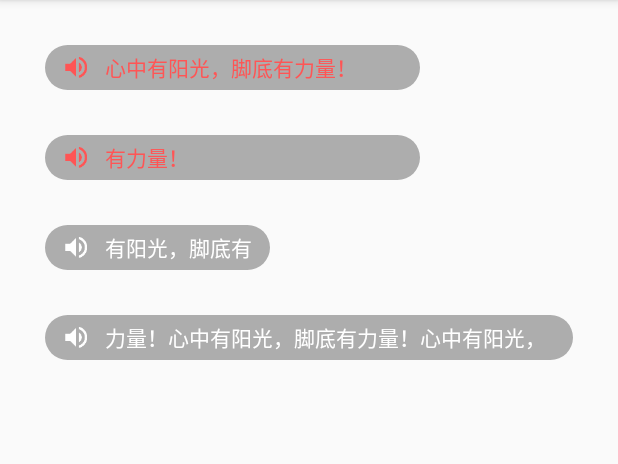
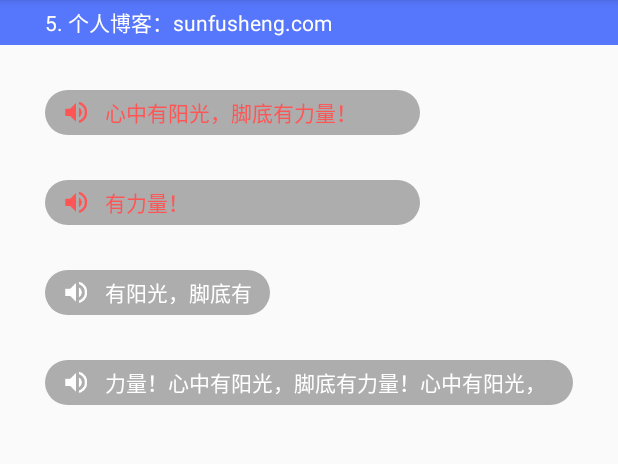
Before and after one commit to sunfusheng/MarqueeView, an Android app: the screen it shows after launch (MainActivity), on a phone screen of 412 x 824 dp, the part 84-548 px from its top. Run offline under Robolectric (Android 15) with nearby library versions, the phone set to English and light mode, and no system bars.

```diff
--- a/Sample/build.gradle
+++ b/Sample/build.gradle
@@ -9,7 +9,7 @@ android {
         minSdkVersion 9
         targetSdkVersion 23
         versionCode 1
-        versionName "1.0"
+        versionName "1.1"
     }
     buildTypes {
         release {
--- a/Sample/src/main/java/com/sunfusheng/sample/MainActivity.java
+++ b/Sample/src/main/java/com/sunfusheng/sample/MainActivity.java
@@ -8,9 +8,13 @@ import android.view.MenuItem;
 
 import com.sunfusheng.marqueeview.MarqueeView;
 
+import java.util.ArrayList;
+import java.util.List;
+
 
 public class MainActivity extends AppCompatActivity {
 
+    private MarqueeView marqueeView;
     private MarqueeView marqueeView1;
     private MarqueeView marqueeView2;
     private MarqueeView marqueeView3;
@@ -21,10 +25,20 @@ public class MainActivity extends AppCompatActivity {
         super.onCreate(savedInstanceState);
         setContentView(R.layout.activity_main);
 
+        marqueeView = (MarqueeView) findViewById(R.id.marqueeView);
         marqueeView1 = (MarqueeView) findViewById(R.id.marqueeView1);
         marqueeView2 = (MarqueeView) findViewById(R.id.marqueeView2);
         marqueeView3 = (MarqueeView) findViewById(R.id.marqueeView3);
         marqueeView4 = (MarqueeView) findViewById(R.id.marqueeView4);
+
+        List<String> info = new ArrayList<>();
+        info.add("1. 大家好，我是孙福生。");
+        info.add("2. 欢迎大家关注我哦！");
+        info.add("3. GitHub帐号：sfsheng0322");
+        info.add("4. 新浪微博：孙福生微博");
+        info.add("5. 个人博客：sunfusheng.com");
+        info.add("6. 微信公众号：孙福生");
+        marqueeView.startWithList(info);
 
         marqueeView1.startWithText(getString(R.string.marquee_texts));
         marqueeView2.startWithText(getString(R.string.marquee_texts));
--- a/Sample/src/main/res/layout/activity_main.xml
+++ b/Sample/src/main/res/layout/activity_main.xml
@@ -5,6 +5,20 @@
     android:layout_width="match_parent"
     android:layout_height="match_parent"
     android:orientation="vertical">
+
+    <RelativeLayout
+        android:layout_width="match_parent"
+        android:layout_height="30dp"
+        android:background="@color/blue">
+
+        <com.sunfusheng.marqueeview.MarqueeView
+            android:id="@+id/marqueeView"
+            android:layout_width="match_parent"
+            android:layout_height="match_parent"
+            android:layout_centerVertical="true"
+            android:layout_marginLeft="30dp"
+            android:layout_marginRight="30dp"/>
+    </RelativeLayout>
 
     <RelativeLayout
         android:layout_width="wrap_content"
--- a/Sample/src/main/res/values/colors.xml
+++ b/Sample/src/main/res/values/colors.xml
@@ -8,6 +8,7 @@
     <color name="white">#FFFFFF</color>
     <color name="black">#000000</color>
     <color name="red">#ff5555</color>
+    <color name="blue">#5677fc</color>
 
     <color name="transparent">#00000000</color>
     <color name="half_transparent">#4f000000</color>
```
